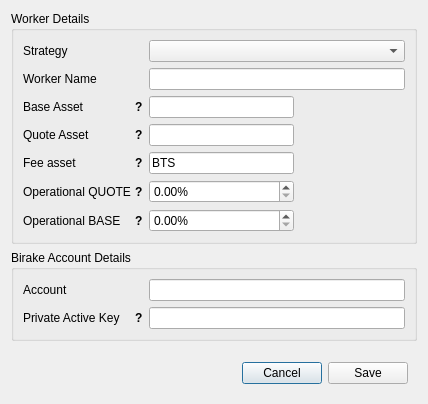
First picture: the form in dexbot/views/ui/create_worker_window.ui, repository Kaiser182/MMBot, before the edit.
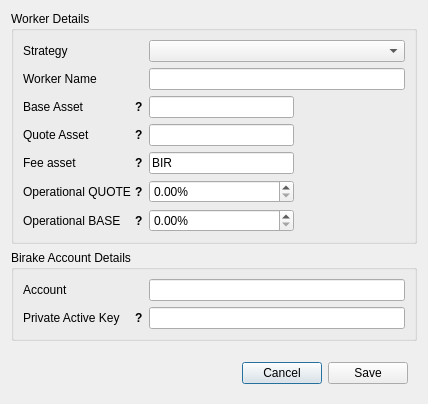
Second picture: the form after the edit.

The edit to the form file:
```diff
--- a/dexbot/views/ui/create_worker_window.ui
+++ b/dexbot/views/ui/create_worker_window.ui
@@ -608,7 +608,7 @@
          </size>
         </property>
         <property name="text">
-         <string>BTS</string>
+         <string>BIR</string>
         </property>
        </widget>
       </item>
```
